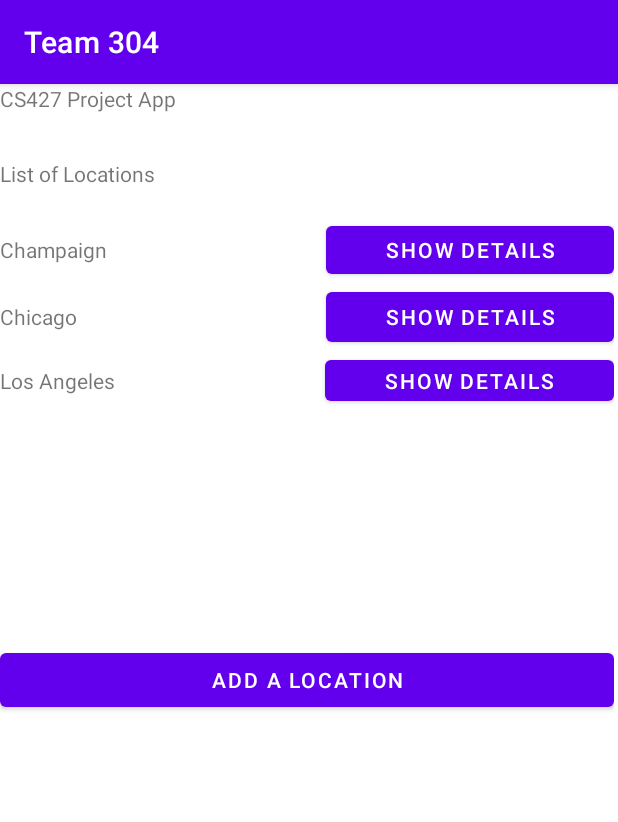
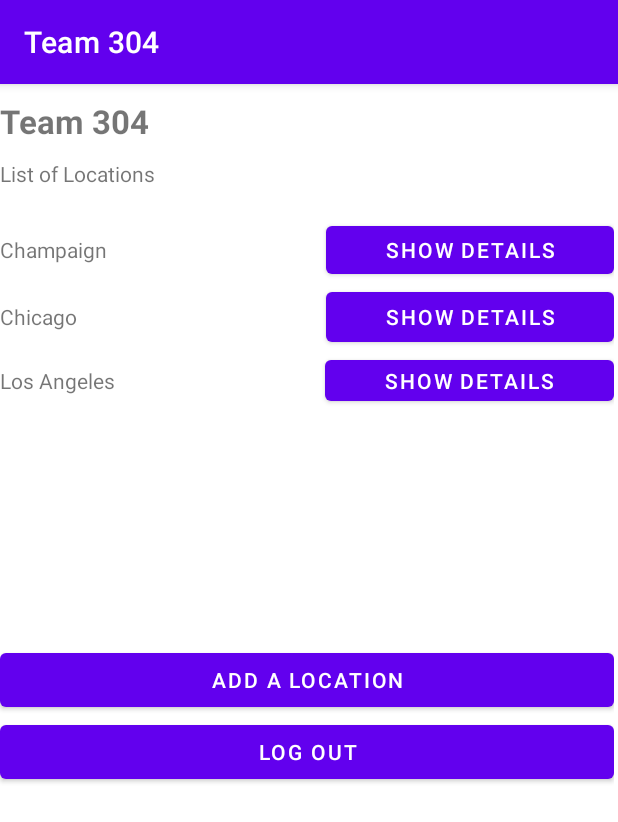
Before and after one commit to shuyangzhang-sde/WeatherLens, an Android app: the screen it shows after launch (MainActivity), on a phone screen of 412 x 824 dp. Shown: the top 822 px of the screen. Run offline under Robolectric (Android 15) with nearby library versions, the phone set to English and light mode, and no system bars; our stand-ins replace navigation-ui.

Commit message:
modified activity_main.xml

```diff
--- a/Project/app/src/main/res/layout/activity_main.xml
+++ b/Project/app/src/main/res/layout/activity_main.xml
@@ -14,10 +14,13 @@
         app:layout_constraintStart_toStartOf="parent">
 
         <TextView
-            android:id="@+id/textView3"
+            android:id="@+id/textViewTitle"
             android:layout_width="match_parent"
             android:layout_height="50dp"
-            android:text="CS427 Project App" />
+            android:text="Team 304"
+            android:textSize="22sp"
+            android:textStyle="bold"
+            android:gravity="center_vertical" />
 
         <TextView
             android:id="@+id/textView4"
@@ -101,5 +104,11 @@
             android:layout_height="wrap_content"
             android:text="Add a location" />
 
+        <Button
+            android:id="@+id/buttonLogout"
+            android:layout_width="match_parent"
+            android:layout_height="wrap_content"
+            android:text="Log Out" />
+
     </LinearLayout>
 </androidx.constraintlayout.widget.ConstraintLayout>
```
